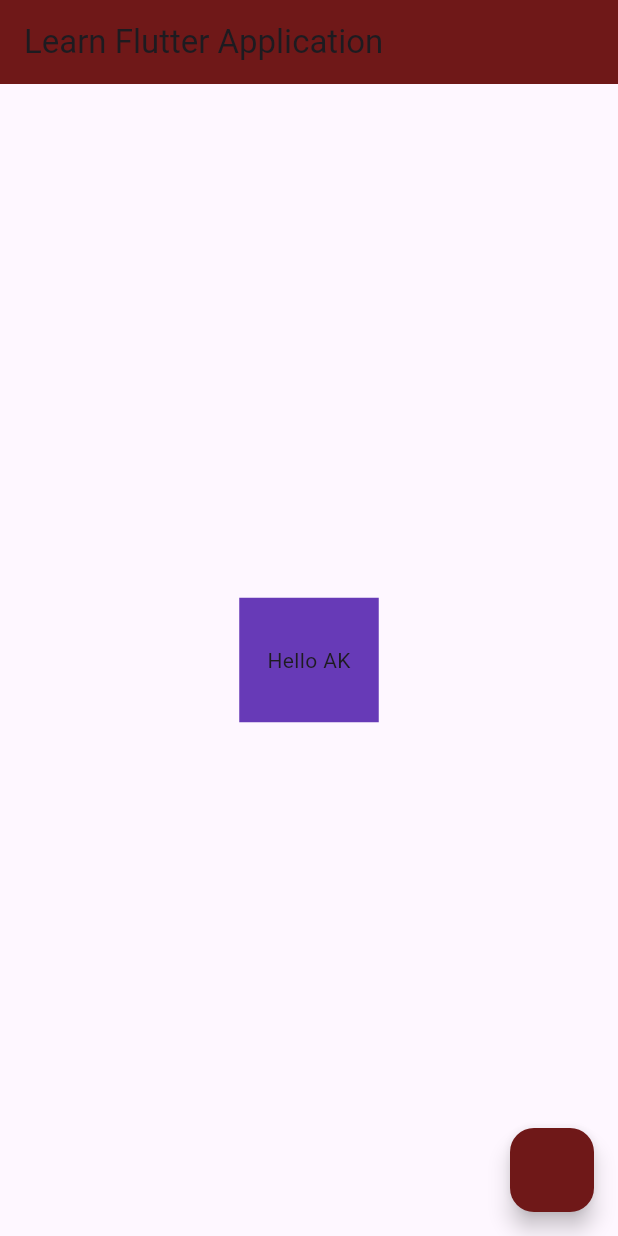
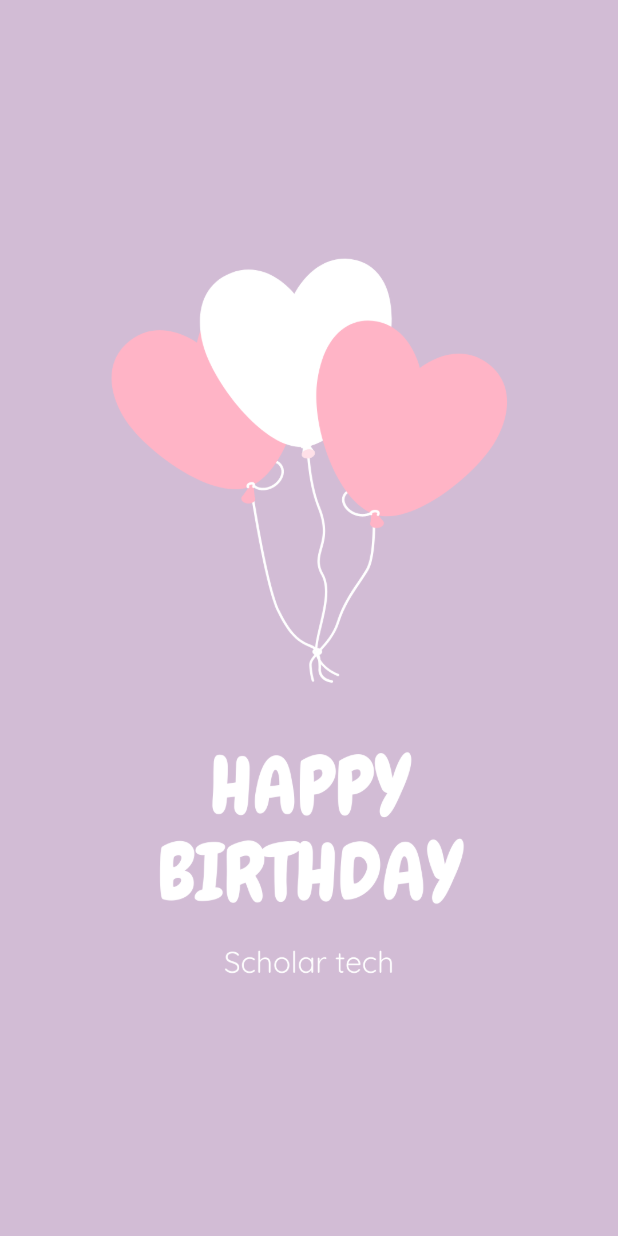
Before and after one commit to asem-kurd/learn_flutter_projects, a Flutter app: the screen it shows after launch, on a phone screen of 412 x 824 dp. Run offline on Flutter 3.47's test engine with Material 3 defaults, Android fonts, the phone set to English and light mode, and no system bars.

Commit message:
Start BirthdayCard section of course 1-Delete every thing 2-Add new calss widget its name BirthdatCard 3-Add image on it after add it on yaml file in assets 4-Center every thing 5-After Center Add backColor to Scaffold widget to look like one image becose there are a spaces up and down after center the image

```diff
--- a/lib/main.dart
+++ b/lib/main.dart
@@ -1,33 +1,19 @@
 import 'package:flutter/material.dart';
 
 void main() {
-  runApp(
-      LearnFlutter()); // LearnFlutter() is a custum widget created by developer not build in prog_lang
+  runApp(BirthdayCard());
 }
 
-class LearnFlutter extends StatelessWidget {
+class BirthdayCard extends StatelessWidget {
+  @override
   Widget build(BuildContext context) {
-    // return type is Widget || return MaterialApp with its details
     return MaterialApp(
       home: Scaffold(
-        appBar: AppBar(
-          title: Text(
-            "Learn Flutter Application",
-          ),
-          backgroundColor: const Color.fromARGB(255, 111, 24, 24),
-        ),
-        floatingActionButton: FloatingActionButton(
-          onPressed: () {},
-          backgroundColor: const Color.fromARGB(255, 111, 24, 24),
-          hoverColor: Colors.amber,
-        ),
+        backgroundColor: Color(0xffd2bcd5),
         body: Center(
-          child: Container(
-            width: 93,
-            height: 83,
-            color: Colors.deepPurple,
-            child: Center(
-              child: Text("Hello AK"),
+          child: Image(
+            image: AssetImage(
+              "Images/birthdayCard.png",
             ),
           ),
         ),
```
Also changed, not shown: pubspec.yaml (+4 -7 lines), Images/birthdayCard.png (added).
